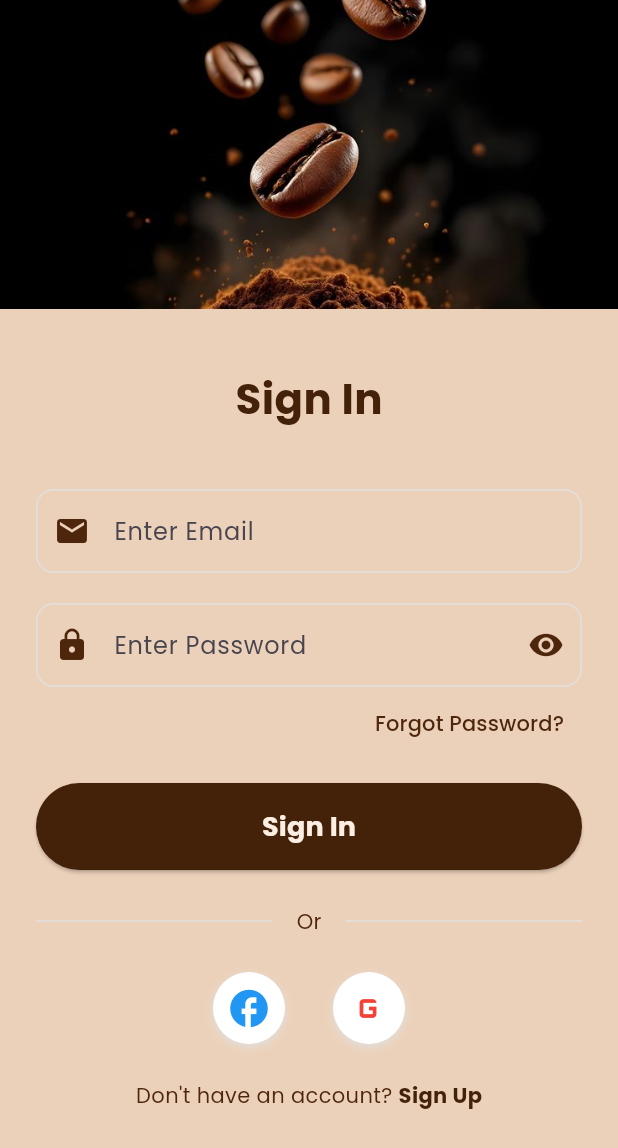
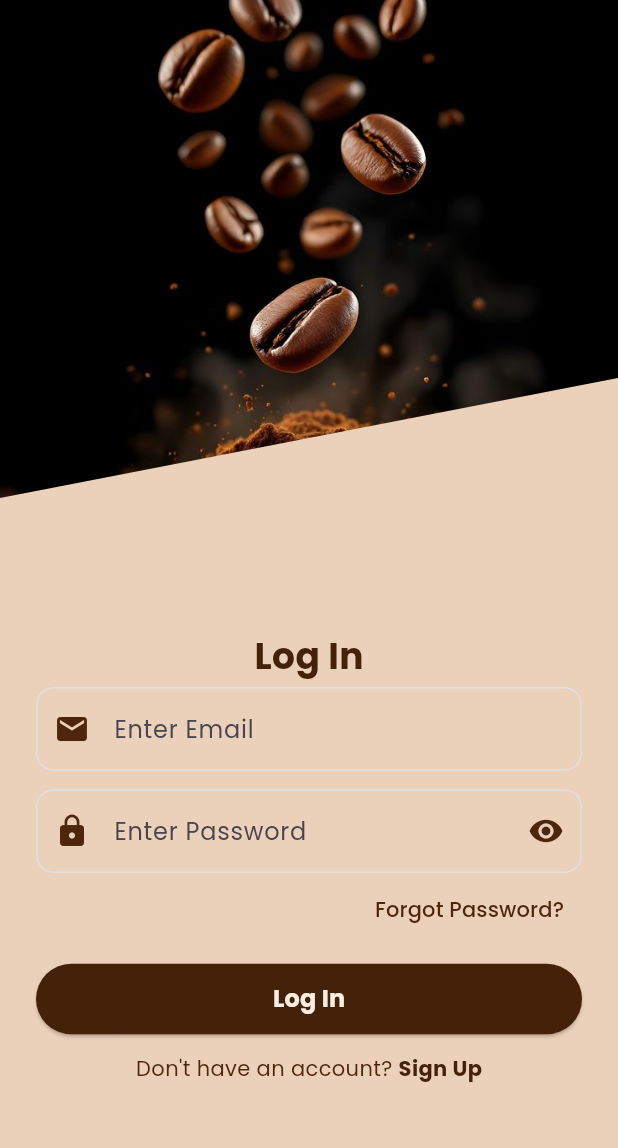
Before and after one commit to HikmaAnwar/coffee_shop_app, a Flutter app: the screen it shows after launch, after a tap on "Get Started", on a phone screen of 412 x 824 dp. Shown: the top 1148 px of the screen. Run offline on Flutter 3.47's test engine with Material 3 defaults, Android fonts, the phone set to English and light mode, and no system bars; our stand-ins replace flutter_local_notifications, google_fonts; accounts and stored records are empty.

Commit message:
feat: Refactor login screen layout and improve UI elements for better user experience

```diff
--- a/lib/screens/login_screen.dart
+++ b/lib/screens/login_screen.dart
@@ -5,10 +5,27 @@ import '../providers/auth_provider.dart';
 import 'signup_screen.dart';
 import 'home_screen.dart';
 
+// Custom clipper for diagonal image
+class DiagonalClipper extends CustomClipper<Path> {
+  @override
+  Path getClip(Size size) {
+    Path path = Path();
+    path.lineTo(0, size.height - 80); // bottom left
+    path.lineTo(size.width, size.height - 160); // bottom right (slanted up)
+    path.lineTo(size.width, 0); // top right
+    path.close();
+    return path;
+  }
+
+  @override
+  bool shouldReclip(CustomClipper<Path> oldClipper) => false;
+}
+
 class LoginScreen extends StatefulWidget {
   const LoginScreen({super.key});
 
   @override
+  // ignore: library_private_types_in_public_api
   _LoginScreenState createState() => _LoginScreenState();
 }
 
@@ -56,38 +73,43 @@ class _LoginScreenState extends State<LoginScreen> {
       backgroundColor: AppColors.background,
       body: Column(
         children: [
-          // Top half for the image (25%)
+          // Top section with diagonal split
           Expanded(
-            flex: 1,
-            child: Container(
-              decoration: BoxDecoration(
-                image: DecorationImage(
-                  image: AssetImage('assets/images/coffee_background.jpg'),
-                  fit: BoxFit.cover,
+            flex: 1, // 50% height
+            child: ClipPath(
+              clipper: DiagonalClipper(),
+              child: Container(
+                decoration: BoxDecoration(
+                  image: DecorationImage(
+                    image: AssetImage('assets/images/coffee_background.jpg'),
+                    fit: BoxFit.cover,
+                  ),
                 ),
               ),
             ),
           ),
-          // Bottom half for the form (75%)
+
+          // Bottom section with form
           Expanded(
-            flex: 3,
-            child: SingleChildScrollView(
-              padding: EdgeInsets.symmetric(horizontal: 24, vertical: 40),
+            flex: 1, // 50% height
+            child: Padding(
+              padding: EdgeInsets.symmetric(horizontal: 24, vertical: 8),
               child: Form(
                 key: _formKey,
                 child: Column(
                   crossAxisAlignment: CrossAxisAlignment.center,
+                  mainAxisAlignment: MainAxisAlignment.start,
                   children: [
-                    // Title
                     Text(
-                      'Sign In',
+                      'Log In',
                       style: TextStyle(
-                        fontSize: 28,
+                        fontSize: 24,
                         fontWeight: FontWeight.bold,
                         color: AppColors.textPrimary,
                       ),
                     ),
-                    SizedBox(height: 40),
+                    SizedBox(height: 4),
+
                     // Email Field
                     TextFormField(
                       controller: _emailController,
@@ -123,7 +145,8 @@ class _LoginScreenState extends State<LoginScreen> {
                         return null;
                       },
                     ),
-                    SizedBox(height: 20),
+                    SizedBox(height: 12),
+
                     // Password Field
                     TextFormField(
                       controller: _passwordController,
@@ -142,9 +165,9 @@ class _LoginScreenState extends State<LoginScreen> {
                             color: AppColors.textSecondary,
                           ),
                           onPressed: () {
-                            setState(() {
-                              _obscurePassword = !_obscurePassword;
-                            });
+                            setState(
+                              () => _obscurePassword = !_obscurePassword,
+                            );
                           },
                         ),
                         border: OutlineInputBorder(
@@ -172,6 +195,7 @@ class _LoginScreenState extends State<LoginScreen> {
                         return null;
                       },
                     ),
+
                     Align(
                       alignment: Alignment.centerRight,
                       child: TextButton(
@@ -182,7 +206,8 @@ class _LoginScreenState extends State<LoginScreen> {
                         ),
                       ),
                     ),
-                    SizedBox(height: 16),
+                    SizedBox(height: 12),
+
                     // Login Button
                     Consumer<AuthProvider>(
                       builder: (context, auth, child) {
@@ -190,16 +215,16 @@ class _LoginScreenState extends State<LoginScreen> {
                           onPressed: auth.isLoading ? null : _login,
                           style: ElevatedButton.styleFrom(
                             backgroundColor: AppColors.primary,
-                            padding: EdgeInsets.symmetric(vertical: 16),
+                            padding: EdgeInsets.symmetric(vertical: 12),
                             shape: RoundedRectangleBorder(
                               borderRadius: BorderRadius.circular(30),
                             ),
-                            minimumSize: Size(double.infinity, 50),
+                            minimumSize: Size(double.infinity, 45),
                           ),
                           child: auth.isLoading
                               ? SizedBox(
-                                  height: 24,
-                                  width: 24,
+                                  height: 20,
+                                  width: 20,
                                   child: CircularProgressIndicator(
                                     strokeWidth: 2,
                                     valueColor: AlwaysStoppedAnimation<Color>(
@@ -208,9 +233,9 @@ class _LoginScreenState extends State<LoginScreen> {
                                   ),
                                 )
                               : Text(
-                                  'Sign In',
+                                  'Log In',
                                   style: TextStyle(
-                                    fontSize: 18,
+                                    fontSize: 16,
                                     fontWeight: FontWeight.bold,
                                     color: AppColors.white,
                                   ),
@@ -218,72 +243,8 @@ class _LoginScreenState extends State<LoginScreen> {
                         );
                       },
                     ),
-                    SizedBox(height: 24),
-                    // "Or" separator
-                    Row(
-                      children: [
-                        Expanded(child: Divider(color: AppColors.shadow)),
-                        Padding(
-                          padding: EdgeInsets.symmetric(horizontal: 16),
-                          child: Text(
-                            'Or',
-                            style: TextStyle(color: AppColors.textSecondary),
-                          ),
-                        ),
-                        Expanded(child: Divider(color: AppColors.shadow)),
-                      ],
-                    ),
-                    SizedBox(height: 24),
-                    // Social Login Icons
-                    Row(
-                      mainAxisAlignment: MainAxisAlignment.center,
-                      children: [
-                        Container(
-                          decoration: BoxDecoration(
-                            shape: BoxShape.circle,
-                            color: Colors.white,
-                            boxShadow: [
-                              BoxShadow(
-                                color: AppColors.shadow,
-                                blurRadius: 4,
-                                offset: Offset(0, 2),
-                              ),
-                            ],
-                          ),
-                          child: IconButton(
-                            icon: Icon(
-                              Icons.facebook,
-                              color: Colors.blue,
-                              size: 30,
-                            ),
-                            onPressed: () {},
-                          ),
-                        ),
-                        SizedBox(width: 32),
-                        Container(
-                          decoration: BoxDecoration(
-                            shape: BoxShape.circle,
-                            color: Colors.white,
-                            boxShadow: [
-                              BoxShadow(
-                                color: AppColors.shadow,
-                                blurRadius: 4,
-                                offset: Offset(0, 2),
-                              ),
-                            ],
-                          ),
-                          child: IconButton(
-                            icon: Icon(
-                              Icons.g_mobiledata,
-                              color: Colors.red,
-                              size: 30,
-                            ),
-                            onPressed: () {},
-                          ),
-                        ),
-                      ],
-                    ),
-                    SizedBox(height: 24),
+                    SizedBox(height: 12),
+
                     // Sign Up Link
                     Row(
                       mainAxisAlignment: MainAxisAlignment.center,
```
